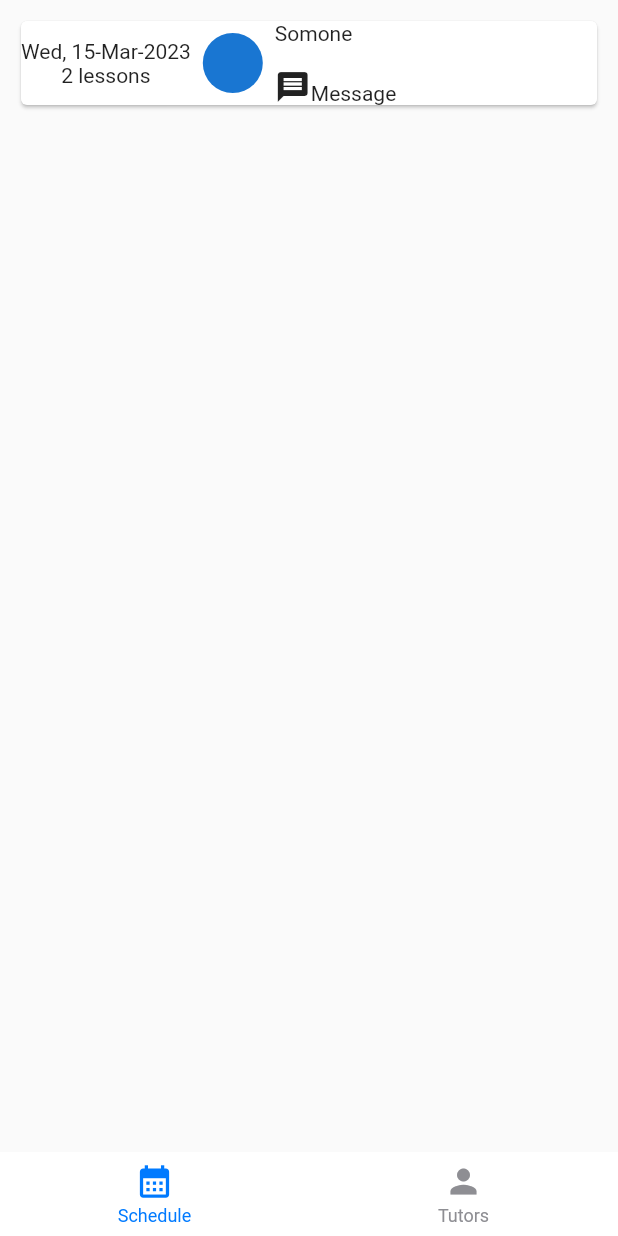
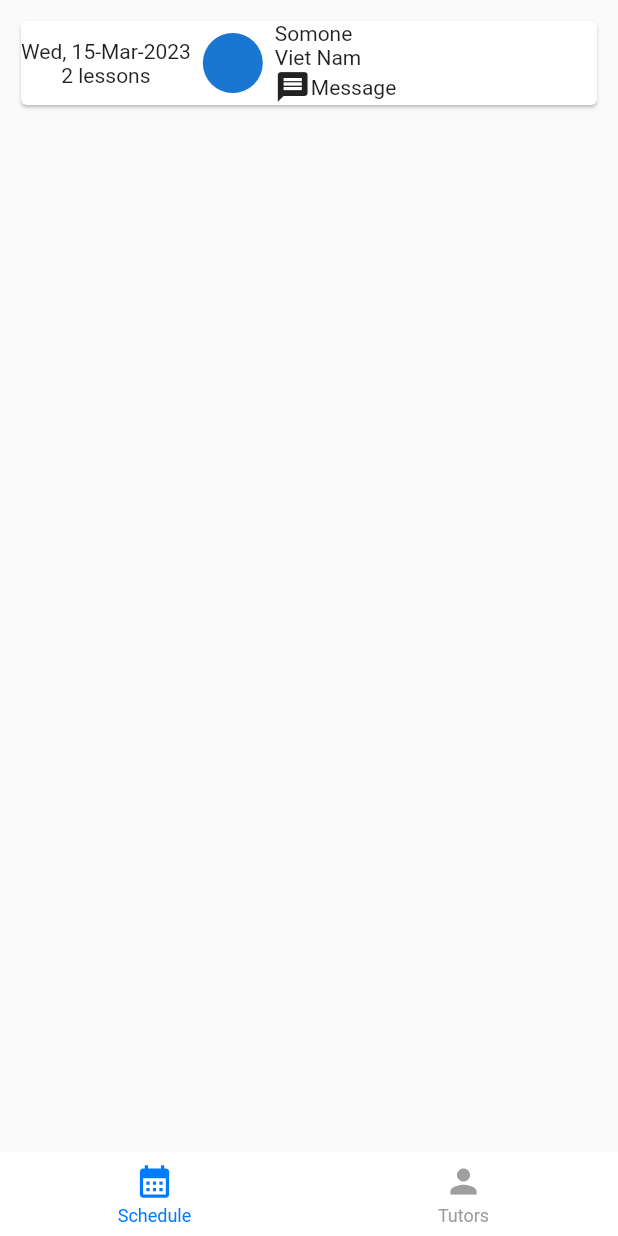
Before and after one commit to manhvu0803/let_tutor, a Flutter app: the screen it shows after launch, after a tap on "LOGIN", on a phone screen of 412 x 824 dp. Run offline on Flutter 3.47's test engine with Material 2 defaults, Android fonts, the phone set to English and light mode, and no system bars; drawn by our look-alikes of persistent_bottom_nav_bar.

Commit message:
Fix display bugs

```diff
--- a/lib/screens/bottom_tab_screen.dart
+++ b/lib/screens/bottom_tab_screen.dart
@@ -4,6 +4,8 @@ import 'package:let_tutor/screens/tutor_list_screen.dart';
 import 'package:persistent_bottom_nav_bar/persistent_tab_view.dart';
 
 class BottomTabScreen extends StatelessWidget{
+  static const _inactiveColor = Colors.grey;
+
   final PersistentTabController _tabController = PersistentTabController();
 
   BottomTabScreen({super.key});
@@ -20,10 +22,12 @@ class BottomTabScreen extends StatelessWidget{
       ],
       items: [
         PersistentBottomNavBarItem(
+          inactiveColorPrimary: _inactiveColor,
           icon: const Icon(Icons.calendar_month),
           title: "Schedule"
         ),
         PersistentBottomNavBarItem(
+          inactiveColorPrimary: _inactiveColor,
           icon: const Icon(Icons.person),
           title: "Tutors"
         )
--- a/lib/screens/schedule_screen.dart
+++ b/lib/screens/schedule_screen.dart
@@ -14,17 +14,16 @@ class ScheduleScreen extends StatelessWidget {
           Card(
             child: Row(
               children: [
-                Flexible(
-                  child: Column(
-                    children: const [
-                      Text("Wed, 15-Mar-2023"),
-                      Text("2 lessons"),
-                    ]
-                  ),
+                Column(
+                  children: const [
+                    Text("Wed, 15-Mar-2023"),
+                    Text("2 lessons"),
+                  ]
                 ),
-                const Flexible(
+                const Expanded(
                   child: UserInfoBox(
                     name: "Somone",
+                    countryName: "Viet Nam",
                     lastChild: IconLable(icon: Icons.message, text: "Message")
                   ),
                 )
--- a/lib/widgets/icon_label.dart
+++ b/lib/widgets/icon_label.dart
@@ -17,10 +17,10 @@ class IconLable extends StatelessWidget {
       TextSpan(
         style: style,
         children: [
-          WidgetSpan(child: Icon(icon)),
+          WidgetSpan(child: Icon(icon), alignment: PlaceholderAlignment.middle),
           TextSpan(text: text, style: textStyle)
         ]
-      )
+      ),
     );
   }
 }
```
